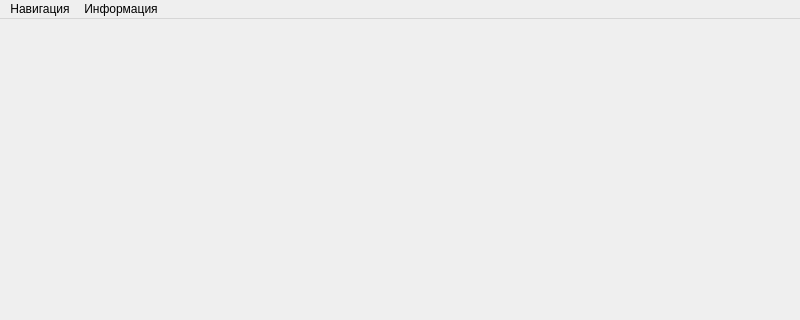
Qt form res/uics/main_window.ui (Liteskarr/Cinema) before a commit; both pictures show x 0 to 800 and y 0 to 320 of the 800 by 600 pixel window.
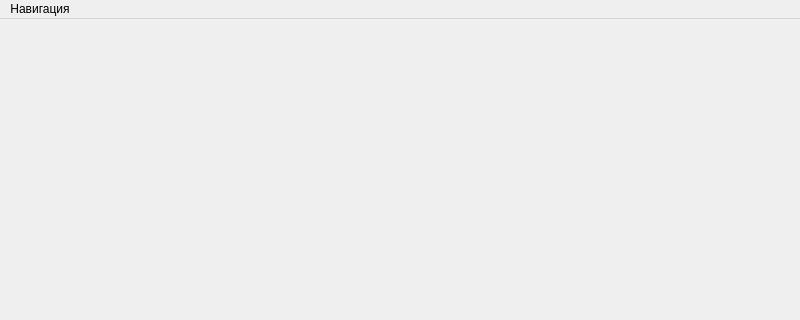
The same form after that commit.

Commit message: deleting info in main_window

The edit to the form file:
```diff
--- a/res/uics/main_window.ui
+++ b/res/uics/main_window.ui
@@ -40,16 +40,7 @@
     <addaction name="backward"/>
     <addaction name="drop_stack"/>
    </widget>
-   <widget class="QMenu" name="information">
-    <property name="title">
-     <string>Информация</string>
-    </property>
-    <addaction name="source"/>
-    <addaction name="info"/>
-    <addaction name="contacts"/>
-   </widget>
    <addaction name="navigation"/>
-   <addaction name="information"/>
   </widget>
   <widget class="QStatusBar" name="statusbar"/>
   <action name="backward">
```
